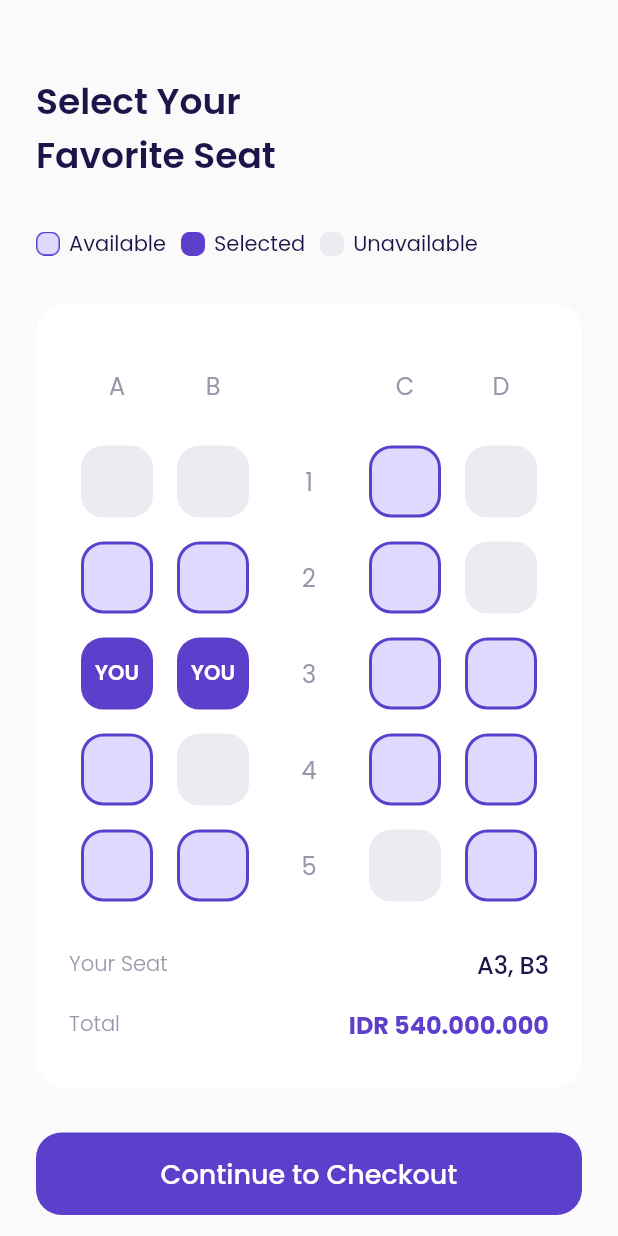
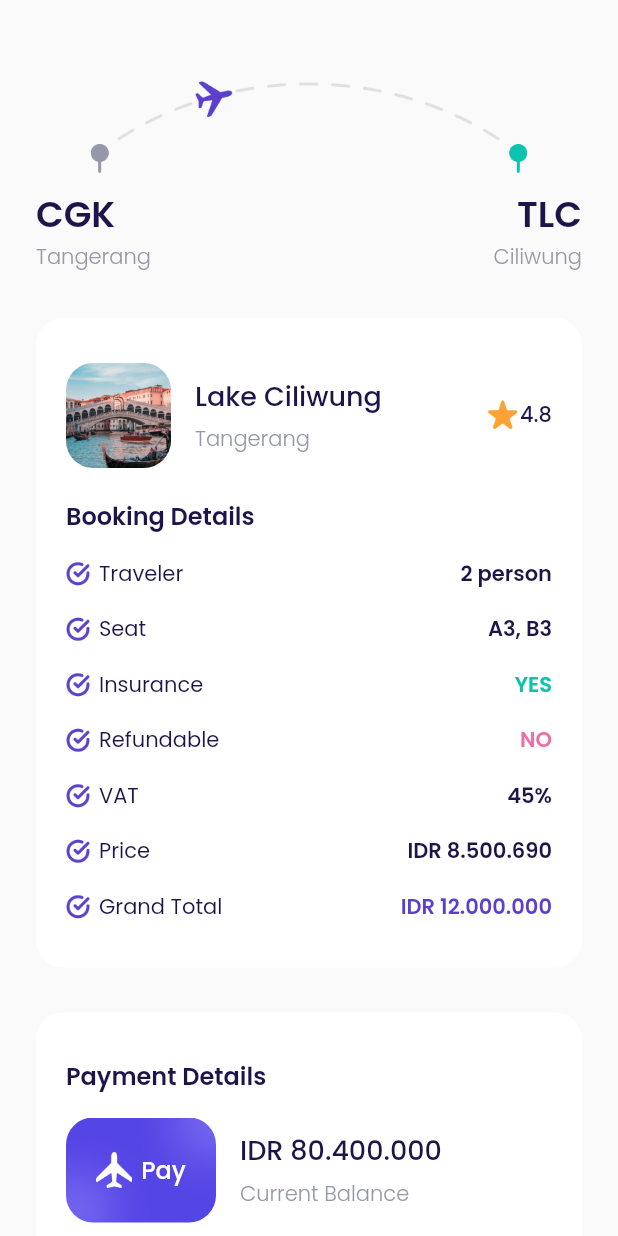
Before and after one commit to marchella2/airplane_apps, a Flutter app: the ChooseSeatPage screen opened directly, after a tap on "Continue to Checkout", on a phone screen of 412 x 824 dp. Run offline on Flutter 3.47's test engine with Material 2 defaults, Android fonts, the phone set to English and light mode, and no system bars; our stand-ins replace google_fonts.

Commit message:
slicing checkout page

```diff
--- /dev/null
+++ b/lib/ui/pages/checkout_page.dart
@@ -0,0 +1,347 @@
+import 'package:airplane_apps/shared/theme.dart';
+import 'package:airplane_apps/ui/widgets/booking_details_item.dart';
+import 'package:airplane_apps/ui/widgets/custom_button.dart';
+import 'package:flutter/material.dart';
+
+class CheckoutPage extends StatelessWidget {
+  const CheckoutPage({Key? key}) : super(key: key);
+
+  @override
+  Widget build(BuildContext context) {
+    Widget route(){
+      return Container(
+        margin: EdgeInsets.only(top: 50),
+        child: Column(
+          children: [
+            Container(
+              width: 291,
+              height: 65,
+              margin: EdgeInsets.only(bottom: 10),
+              decoration: BoxDecoration(
+                image: DecorationImage(
+                  image: AssetImage(
+                    'assets/images/image_checkout.png'
+                  ),
+                ),
+              ),
+            ),
+            Row(
+              mainAxisAlignment: MainAxisAlignment.spaceBetween,
+              children: [
+                Column(
+                  crossAxisAlignment: CrossAxisAlignment.start,
+                  children: [
+                    Text(
+                      'CGK',
+                      style: blackTextStyle.copyWith(
+                        fontSize: 24,
+                        fontWeight: semiBold,
+                      ),
+                    ),
+                    Text(
+                      'Tangerang',
+                      style: greyTextStyle.copyWith(
+                        fontWeight: light,
+                      ),
+                    ),
+                  ],
+                ),
+                Column(
+                  crossAxisAlignment: CrossAxisAlignment.end,
+                  children: [
+                    Text(
+                      'TLC',
+                      style: blackTextStyle.copyWith(
+                        fontSize: 24,
+                        fontWeight: semiBold,
+                      ),
+                    ),
+                    Text(
+                      'Ciliwung',
+                      style: greyTextStyle.copyWith(
+                        fontWeight: light,
+                      ),
+                    ),
+                  ],
+                ),
+              ],
+            ),
+          ],
+        ),
+      );
+    }
+
+    Widget bookingDetails(){
+      return Container(
+        margin: EdgeInsets.only(top: 30),
+        padding: EdgeInsets.symmetric(
+          horizontal: 20,
+          vertical: 30,
+        ),
+        decoration: BoxDecoration(
+          borderRadius: BorderRadius.circular(18),
+          color: kWhiteColor,
+        ),
+        child: Column(
+          crossAxisAlignment: CrossAxisAlignment.start,
+          children: [
+            // Note : Destination Tile
+            Row(
+              children: [
+                Container(
+                  width: 70,
+                  height: 70,
+                  margin: EdgeInsets.only(right: 16),
+                  decoration: BoxDecoration(
+                    borderRadius: BorderRadius.circular(18),
+                    image: DecorationImage(
+                      fit: BoxFit.cover,
+                      image: AssetImage(
+                        'assets/images/image_destination1.png',
+                      ),
+                    ),
+                  ),
+                ),
+                Expanded(
+                  child: Column(
+                  crossAxisAlignment: CrossAxisAlignment.start,
+                  children: [
+                    Text(
+                      'Lake Ciliwung',
+                      style: blackTextStyle.copyWith(
+                        fontSize: 18,
+                        fontWeight: medium,
+                      ),
+                    ),
+                    SizedBox(
+                      height: 5,
+                    ),
+                    Text(
+                      'Tangerang',
+                      style: greyTextStyle.copyWith(
+                        fontWeight: light,
+                      ),
+                    ),
+                  ],
+                ),
+                ),
+                Row(
+                  mainAxisAlignment: MainAxisAlignment.center,
+                  crossAxisAlignment: CrossAxisAlignment.start,
+                  children: [
+                    Container(
+                      width: 20,
+                      height: 20,
+                      margin: EdgeInsets.only(right: 2),
+                      decoration: BoxDecoration(
+                        image: DecorationImage(
+                          image: AssetImage(
+                            'assets/images/icon_star.png',
+                          ),
+                        ),
+                      ),
+                    ),
+                    Text(
+                      '4.8',
+                      style: blackTextStyle.copyWith(
+                        fontWeight: medium,
+                      ),
+                    ),
+                  ],
+                ),
+              ],
+            ),
+
+            // Note : Booking Details Text
+            Container(
+              margin: EdgeInsets.only(top: 20),
+              child: Text(
+                'Booking Details',
+                style: blackTextStyle.copyWith(
+                  fontSize: 16,
+                  fontWeight: semiBold,
+                ),
+              ),
+            ),
+
+            // Note : Booking Details Item
+            BookingDetailsItem(
+              title: 'Traveler',
+              valueText: '2 person',
+              valueColor: kBlackColor
+            ),
+            BookingDetailsItem(
+              title: 'Seat',
+              valueText: 'A3, B3',
+              valueColor: kBlackColor
+            ),
+            BookingDetailsItem(
+              title: 'Insurance',
+              valueText: 'YES',
+              valueColor: kGreenColor
+            ),
+            BookingDetailsItem(
+              title: 'Refundable',
+              valueText: 'NO',
+              valueColor: kRedColor
+            ),
+            BookingDetailsItem(
+              title: 'VAT',
+              valueText: '45%',
+              valueColor: kBlackColor
+            ),
+            BookingDetailsItem(
+              title: 'Price',
+              valueText: 'IDR 8.500.690',
+              valueColor: kBlackColor
+            ),
+            BookingDetailsItem(
+              title: 'Grand Total',
+              valueText: 'IDR 12.000.000',
+              valueColor: kPrimaryColor
+            ),
+          ],
+        ),
+      );
+    }
+
+    Widget paymentDetails(){
+      return Container(
+        margin: EdgeInsets.only(top: 30),
+        padding: EdgeInsets.symmetric(
+          horizontal: 20,
+          vertical: 30,
+        ),
+        decoration: BoxDecoration(
+          borderRadius: BorderRadius.circular(18),
+          color: kWhiteColor,
+        ),
+        child: Column(
+          crossAxisAlignment: CrossAxisAlignment.start,
+          children: [
+            Text(
+              'Payment Details',
+              style: blackTextStyle.copyWith(
+                fontSize: 16,
+                fontWeight: semiBold,
+              ),
+            ),
+            Container(
+              margin: EdgeInsets.only(top: 16),
+              child: Row(
+                children: [
+                  Container(
+                    width: 100,
+                    height: 70,
+                    margin: EdgeInsets.only(right: 16),
+                    decoration: BoxDecoration(
+                      borderRadius: BorderRadius.circular(18),
+                      image: DecorationImage(
+                        fit: BoxFit.cover,
+                        image: AssetImage(
+                          'assets/images/image_card.png',
+                        ),
+                      ),
+                    ),
+                    child: Center(
+                      child: Row(
+                        mainAxisAlignment: MainAxisAlignment.center,
+                        children: [
+                          Container(
+                            width: 24,
+                            height: 24,
+                            margin: EdgeInsets.only(right: 6),
+                            decoration: BoxDecoration(
+                              image: DecorationImage(
+                                image: AssetImage(
+                                  'assets/images/icon_plane.png',
+                                ),
+                              ),
+                            ),
+                          ),
+                          Text(
+                            'Pay',
+                            style: whiteTextStyle.copyWith(
+                              fontSize: 16,
+                              fontWeight: medium,
+                            ),
+                          ),
+                        ],
+                      ),
+                    ),
+                  ),
+                  Expanded(
+                    child: Column(
+                      crossAxisAlignment: CrossAxisAlignment.start,
+                      children: [
+                        Text(
+                          'IDR 80.400.000',
+                          style: blackTextStyle.copyWith(
+                            fontSize: 18,
+                            fontWeight: medium,
+                          ),
+                          overflow: TextOverflow.ellipsis,
+                        ),
+                        SizedBox(
+                          height: 5,
+                        ),
+                        Text(
+                          'Current Balance',
+                          style: greyTextStyle.copyWith(
+                            fontWeight: light,
+                          ),
+                        ),
+                      ],
+                    ),
+                  ),
+                ],
+              ),
+            ),
+          ],
+        ),
+      );
+    }
+
+    Widget payNowButton(){
+      return CustomButton(
+        title: 'Pay Now',
+        onPressed: (){},
+        margin: EdgeInsets.only(top: 30),
+      );
+    }
+
+    Widget tacButton(){
+      return Container(
+        alignment: Alignment.center,
+        margin: EdgeInsets.only(
+          top: 30,
+          bottom: 30,
+        ),
+        child: Text(
+          'Terms and Conditions',
+          style: greyTextStyle.copyWith(
+            fontSize: 16,
+            fontWeight: light,
+            decoration: TextDecoration.underline,
+          ),
+        ),
+      );
+    }
+
+    return Scaffold(
+      backgroundColor: kBackgroundColor,
+      body: ListView(
+        padding: EdgeInsets.symmetric(
+          horizontal: defaultMargin,
+        ),
+        children: [
+          route(),
+          bookingDetails(),
+          paymentDetails(),
+          payNowButton(),
+          tacButton(),
+        ],
+      ),
+    );
+  }
+}
--- a/lib/ui/pages/choose_seat_page.dart
+++ b/lib/ui/pages/choose_seat_page.dart
@@ -1,4 +1,5 @@
 import 'package:airplane_apps/shared/theme.dart';
+import 'package:airplane_apps/ui/pages/checkout_page.dart';
 import 'package:airplane_apps/ui/widgets/custom_button.dart';
 import 'package:airplane_apps/ui/widgets/seat_item.dart';
 import 'package:flutter/material.dart';
@@ -394,7 +395,14 @@
       Widget checkoutButton(){
         return CustomButton(
           title: 'Continue to Checkout',
-          onPressed: (){},
+          onPressed: (){
+            Navigator.push(
+              context,
+              MaterialPageRoute(
+                builder: (context) => CheckoutPage()
+              ),
+            );
+          },
           margin: EdgeInsets.only(
             top: 30,
             bottom: 46,
--- /dev/null
+++ b/lib/ui/widgets/booking_details_item.dart
@@ -0,0 +1,54 @@
+import 'package:flutter/material.dart';
+import '../../shared/theme.dart';
+
+
+class BookingDetailsItem extends StatelessWidget {
+
+  final String title;
+  final String valueText;
+  final Color valueColor;
+
+  const BookingDetailsItem({
+    Key? key,
+    required this.title,
+    required this.valueText,
+    required this.valueColor
+  }) : super(key: key);
+
+  @override
+  Widget build(BuildContext context) {
+    return Container(
+      margin: EdgeInsets.only(
+        top: 16,
+      ),
+      child: Row(
+        children: [
+          Container(
+            width: 16,
+            height: 16,
+            margin: EdgeInsets.only(right: 6),
+            decoration: BoxDecoration(
+              image: DecorationImage(
+                image: AssetImage(
+                  'assets/images/icon_check.png',
+                ),
+              ),
+            ),
+          ),
+          Text(
+            title,
+            style: blackTextStyle,
+          ),
+          Spacer(), // untuk mengisi ruang yg kosong
+          Text(
+            valueText,
+            style: blackTextStyle.copyWith(
+              fontWeight: semiBold,
+              color: valueColor,
+            ),
+          ),
+        ],
+      ),
+    );
+  }
+}
```
Also changed, not shown: 3 other files.
